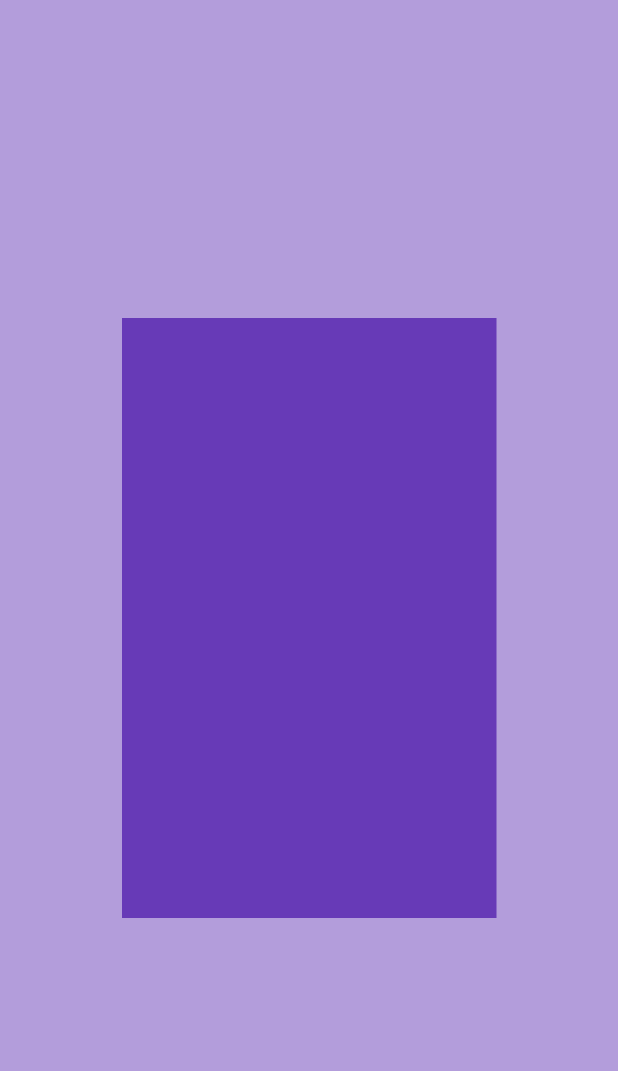
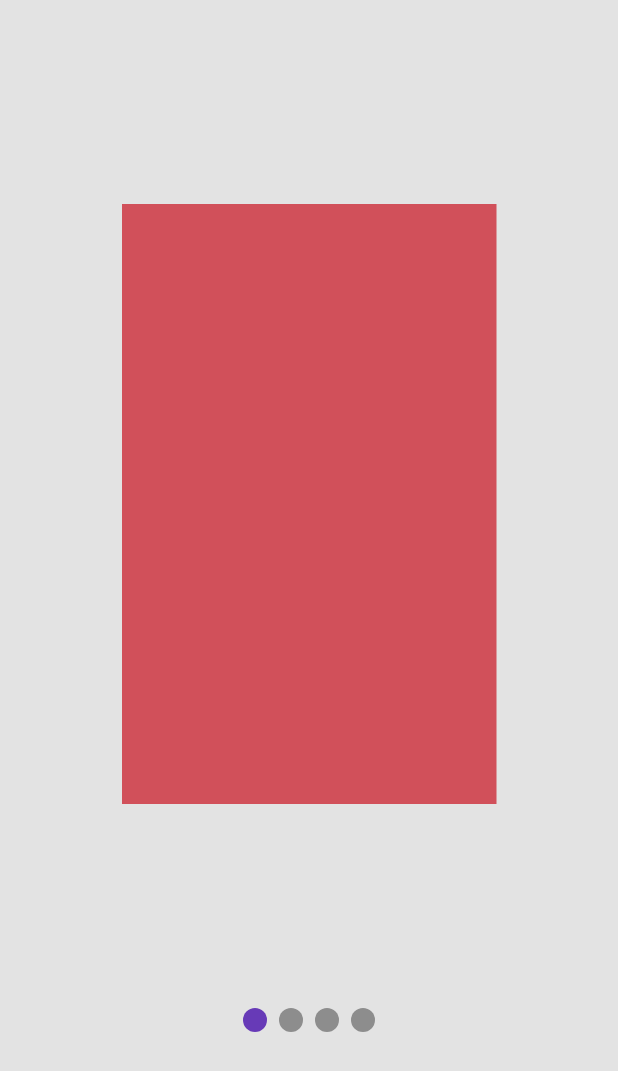
Before and after one commit to RohitGiri420/Smooth_dot_Indicator, a Flutter app: the screen it shows after launch, on a phone screen of 412 x 824 dp. Shown: the top 1071 px of the screen. Run offline on Flutter 3.47's test engine with Material 3 defaults, Android fonts, the light colour scheme and no system bars; drawn by our look-alikes of smooth_page_indicator.

Commit message:
Color changes

```diff
--- a/lib/Pages/HomePage.dart
+++ b/lib/Pages/HomePage.dart
@@ -3,6 +3,7 @@ import 'package:smooth_dot_indicator/Pages/Page1.dart';
 import 'package:smooth_dot_indicator/Pages/Page3.dart';
 import 'package:smooth_dot_indicator/Pages/Page4.dart';
 import 'package:smooth_dot_indicator/Pages/page2.dart';
+import 'package:smooth_page_indicator/smooth_page_indicator.dart';
 
 class Homepage extends StatefulWidget {
   const Homepage({super.key});
@@ -12,12 +13,12 @@ class Homepage extends StatefulWidget {
 }
 
 class _HomepageState extends State<Homepage> {
+  final _controller = PageController();
 
-  final _controller = PageController();
   @override
   Widget build(BuildContext context) {
     return Scaffold(
-      backgroundColor: Colors.deepPurple.shade200,
+      backgroundColor: Color(0xffe3e3e3),
       body: Column(
         mainAxisAlignment: MainAxisAlignment.spaceEvenly,
         children: [
@@ -25,14 +26,29 @@ class _HomepageState extends State<Homepage> {
             height: 400,
             child: PageView(
               controller: _controller,
-              children: [
-                Page1(),
-                Page2(),
-                Page3(),
-                Page4()
-              ],
+              children: [Page1(), Page2(), Page3(), Page4()],
             ),
           ),
+          SmoothPageIndicator(
+            controller: _controller,
+            count: 4,
+
+
+
+            // Swap Effect
+            // effect: SwapEffect(),
+
+            // Worm E
+            // effect: WormEffect(),
+
+            // Jumping effect...................
+
+            effect: JumpingDotEffect(
+              activeDotColor: Colors.deepPurple,
+              dotColor: Colors.black38,
+
+            ),
+          )
         ],
       ),
     );
--- a/lib/Pages/Page1.dart
+++ b/lib/Pages/Page1.dart
@@ -12,7 +12,7 @@ class Page1 extends StatelessWidget {
           child: Container(
             height: 400,
             width: 250,
-            color: Colors.deepPurple,
+            color: Color(0xffd1505a),
           ),
         ),
       ),
--- a/lib/Pages/Page3.dart
+++ b/lib/Pages/Page3.dart
@@ -12,7 +12,7 @@ class Page3 extends StatelessWidget {
           child: Container(
             height: 400,
             width: 250,
-            color: Colors.deepPurple,
+            color: Color(0xffd1505a),
           ),
         ),
       ),
--- a/lib/Pages/Page4.dart
+++ b/lib/Pages/Page4.dart
@@ -12,7 +12,7 @@ class Page4 extends StatelessWidget {
           child: Container(
             height: 400,
             width: 250,
-            color: Colors.deepPurple,
+            color: Color(0xffd1505a),
           ),
         ),
       ),
--- a/lib/Pages/page2.dart
+++ b/lib/Pages/page2.dart
@@ -13,7 +13,7 @@ class Page2 extends StatelessWidget {
           child: Container(
             height: 400,
             width: 250,
-            color: Colors.deepPurple,
+            color: Color(0xffd1505a),
           ),
         ),
       ),
```
